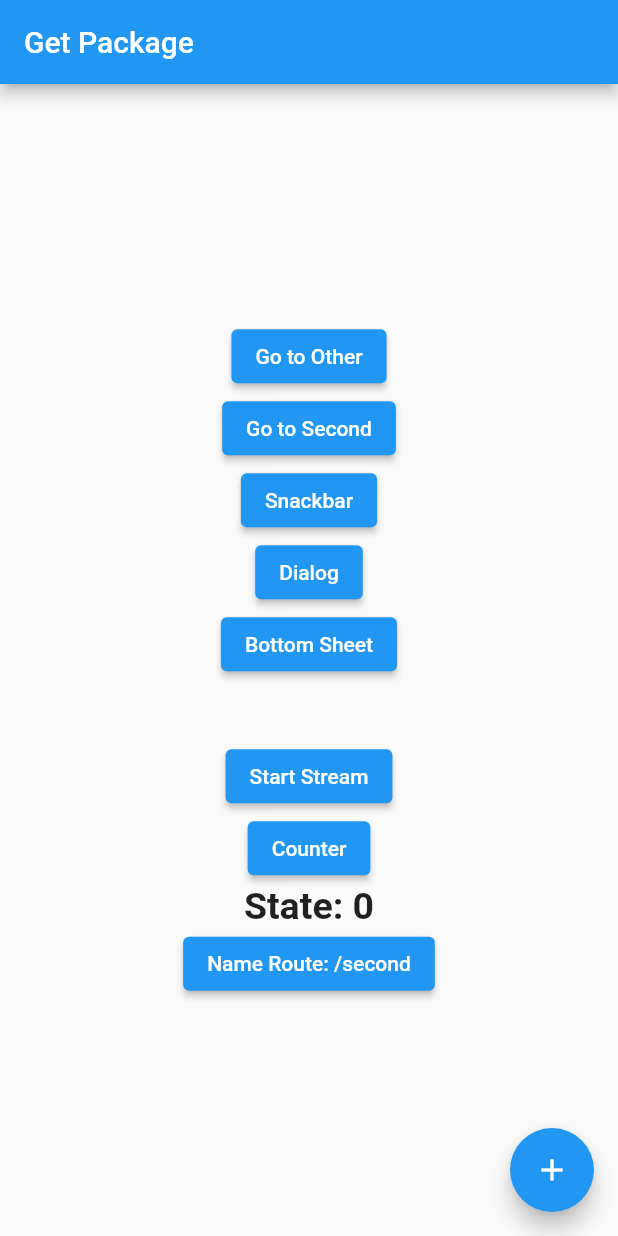
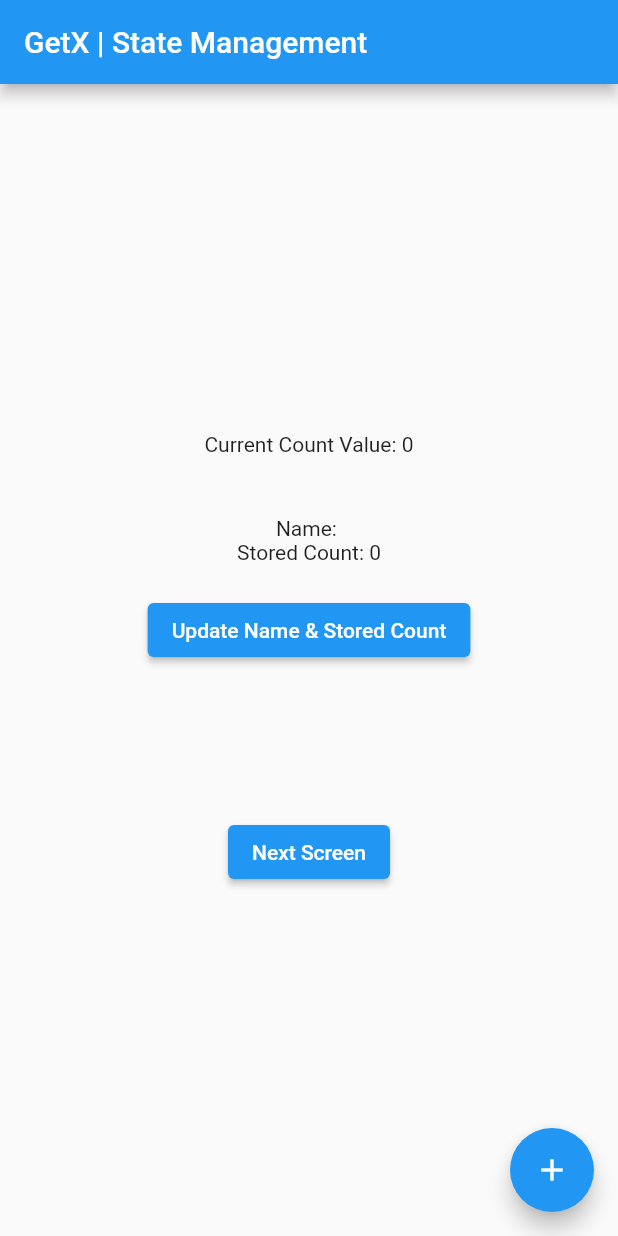
Before and after one commit to Alxbry28/practice-flutter-firebase, a Flutter app: the screen it shows after launch, on a phone screen of 412 x 824 dp. Run offline on Flutter 3.47's test engine with Material 2 defaults, Android fonts, the phone set to English and light mode, and no system bars; our stand-ins replace cloud_firestore, firebase_core, get; accounts and stored records are empty.

Commit message:
[tutorial3_petra] GetX State Management

```diff
--- /dev/null
+++ b/lib/controllers/sumController.dart
@@ -0,0 +1,34 @@
+import 'package:get/get.dart';
+
+class SumController extends GetxController {
+  final count1 = 0.obs;
+  final count2 = 0.obs;
+
+  int get sum => count1.value + count2.value;
+
+  increment() => count1.value++;
+
+  increment2() => count2.value++;
+
+  /// Once the controller has entered memory, onInit will be called.
+  /// It is preferable to use onInit instead of class constructors or initState method.
+  /// Use onInit to trigger initial events like API searches, listeners registration
+  /// or Workers registration.
+  /// Workers are event handlers, they do not modify the final result,
+  /// but it allows you to listen to an event and trigger customized actions.
+  /// Here is an outline of how you can use them:
+  @override
+  onInit() {
+    /// Called every time the variable $_ is changed
+    ever(count1, (_) => print("$_ has been changed"));
+
+    /// Called first time the variable $_ is changed
+    once(count1, (_) => print("$_ was changed once"));
+
+    /// Called once there has been no action on observable for 1 second
+    debounce(count1, (_) => print("debouce$_"), time: Duration(seconds: 1));
+
+    /// Only reads the observable every 1 second
+    interval(count1, (_) => print("interval $_"), time: Duration(seconds: 1));
+  }
+}
--- /dev/null
+++ b/lib/controllers/userController.dart
@@ -0,0 +1,21 @@
+
+import 'package:get/get.dart';
+import 'package:practicefirebase/models/user.dart';
+
+class UserController extends GetxController {
+  final user = User().obs;
+
+  updateUser(int count) {
+    //Which is better??
+
+    //Option #1
+    // user().name = "Tadas";
+    // user().count = count;
+
+    //Option #2
+    user.update((value) {
+      value!.name = 'Tadas';
+      value.count = count;
+    });
+  }
+}
--- a/lib/main.dart
+++ b/lib/main.dart
@@ -10,6 +10,7 @@ import 'package:practicefirebase/pages/petra/home.dart';
 import 'package:practicefirebase/pages/petra/screens/fourth.dart';
 import 'package:practicefirebase/pages/petra/screens/second.dart';
 import 'package:practicefirebase/pages/petra/screens/third.dart';
+import 'package:practicefirebase/pages/petra/state_management/first.dart';
 
 void main() async {
   WidgetsFlutterBinding.ensureInitialized();
@@ -28,7 +29,7 @@ class MyApp extends StatelessWidget {
       theme: ThemeData(
         primarySwatch: Colors.blue,
       ),
-      home: Home(),
+      home: FirstPage(),
       // getPages: [
       //   GetPage(name: "/", page: () => MyHomePage()),
       //   GetPage(name: "/snackPage", page: () => SnackPage()),
--- /dev/null
+++ b/lib/models/user.dart
@@ -0,0 +1,5 @@
+class User {
+  User({this.name = '', this.count = 0});
+  String name;
+  int count;
+}
--- /dev/null
+++ b/lib/pages/petra/state_management/first.dart
@@ -0,0 +1,70 @@
+import 'package:flutter/material.dart';
+import 'package:get/get.dart';
+import 'package:practicefirebase/controllers/countController.dart';
+import 'package:practicefirebase/controllers/userController.dart';
+import 'package:practicefirebase/pages/gdev/secondPage.dart';
+import 'package:practicefirebase/pages/petra/state_management/second.dart';
+
+class FirstPage extends StatelessWidget {
+  final CountController countController = Get.put(CountController());
+  @override
+  Widget build(BuildContext context) {
+    return Scaffold(
+      appBar: AppBar(
+        title: Text("GetX | State Management"),
+      ),
+      body: Center(
+        child: Column(
+          mainAxisAlignment: MainAxisAlignment.center,
+          children: [
+            GetBuilder<CountController>(
+              // You can initialize your controller here the first time. Don't use init in your other GetBuilders of same controller
+              // GetX/Obx is reactive (streams) while GetBuilder only rebuilds on update()
+              builder: (s) => Text(
+                'Current Count Value: ${s.count}',
+              ),
+            ),
+            SizedBox(
+              height: 40,
+            ),
+            GetX<UserController>(
+              init:
+                  UserController(), // can initialize inside GetX instead of .put
+              builder: (_) => Text('Name: ${_.user.value.name}'),
+            ),
+            Obx(
+              //Obx is very similar to GetX except 'lighter' so no parameters for init, dispose, etc
+              () => Text(
+                  'Stored Count: ${Get.find<UserController>().user.value.count}'),
+            ),
+            SizedBox(
+              height: 20,
+            ),
+            ElevatedButton(
+              child: Text("Update Name & Stored Count"),
+              onPressed: () {
+                int countVal = Get.find<CountController>().count;
+                Get.find<UserController>().updateUser(
+                    countVal); //using Get.find locates the controller that was created in 'init' in GetX
+              },
+            ),
+            SizedBox(
+              height: 100,
+            ),
+            ElevatedButton(
+              child: Text('Next Screen'),
+              onPressed: () {
+                Get.to(SecondPagePetra());
+              },
+            ),
+          ],
+        ),
+      ),
+      floatingActionButton: FloatingActionButton(
+          child: Icon(Icons.add),
+          onPressed: () {
+            Get.find<CountController>().incrementCounter();
+          }),
+    );
+  }
+}
```
Also changed, not shown: lib/pages/petra/screens/first_home.dart (added, +112 -0 lines), lib/pages/petra/state_management/second.dart (added, +68 -0 lines), lib/pages/petra/screens/first.dart (deleted), 1 other file.
